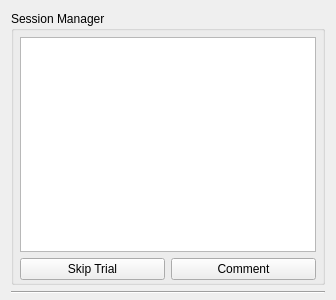
The window that score_behavior/score_session_manager_control_ui.ui (NeuroNetMem/score) describes before a commit, drawn with Qt 5.
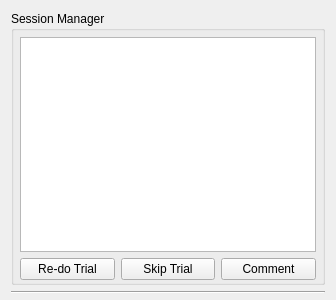
The same window after the commit.

Commit message: added a redo trial button

Diff of the .ui file:
```diff
--- a/score_behavior/score_session_manager_control_ui.ui
+++ b/score_behavior/score_session_manager_control_ui.ui
@@ -74,6 +74,13 @@
          <property name="bottomMargin">
           <number>0</number>
          </property>
+         <item>
+          <widget class="QPushButton" name="redoTrialButton">
+           <property name="text">
+            <string>Re-do Trial</string>
+           </property>
+          </widget>
+         </item>
          <item>
           <widget class="QPushButton" name="skipTrialButton">
            <property name="text">
```
The commit also changes 6 other files.
